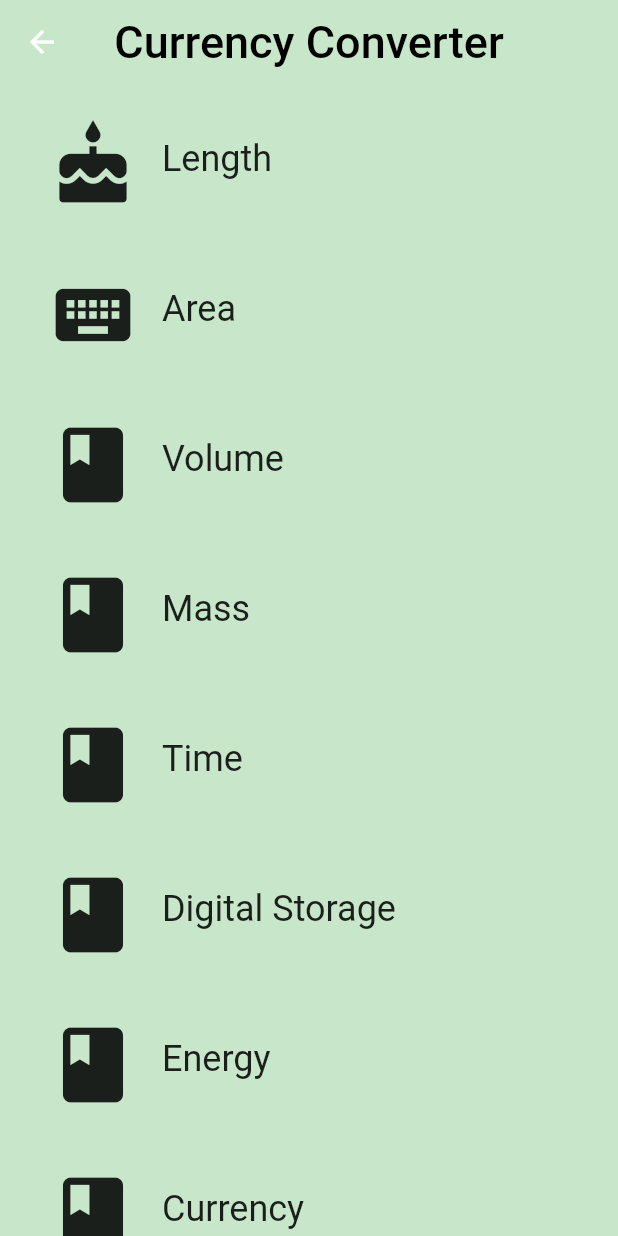
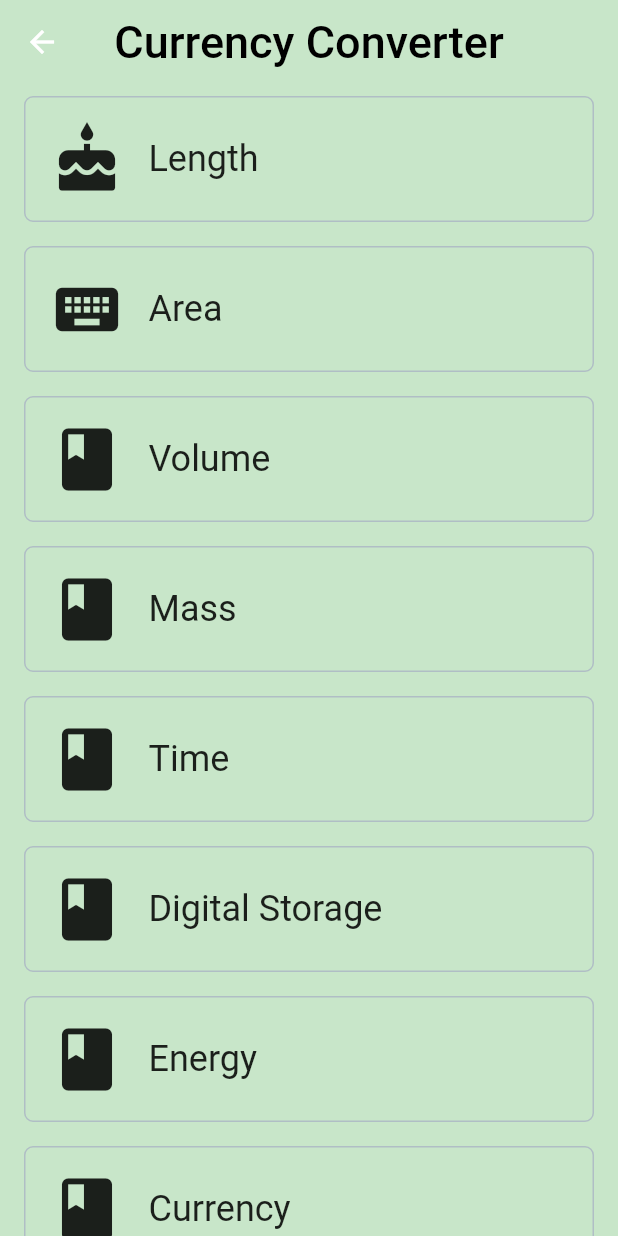
Before and after one commit to MosRos/flutter_udacity_course, a Flutter app: the CategoryRoute screen opened directly, on a phone screen of 412 x 824 dp. Run offline on Flutter 3.47's test engine with Material 2 defaults, Android fonts, the phone set to English and light mode, and no system bars.

Commit message:
* lesson 1 completed and refined * lesson 2 completed and customizd widget

```diff
--- /dev/null
+++ b/lib/2_category/category.dart
@@ -0,0 +1,18 @@
+import 'package:flutter/cupertino.dart';
+import 'package:flutter/material.dart';
+
+class Category {
+  final String name;
+  final ColorSwatch color;
+  final IconData iconLocation;
+
+  const Category({
+    Key key,
+    @required this.name,
+    @required this.color,
+    @required this.iconLocation
+  }) : assert(name != null),
+        assert(color != null),
+        assert(iconLocation != null),
+        super();
+}
--- /dev/null
+++ b/lib/2_category/category_widget.dart
@@ -0,0 +1,68 @@
+import 'package:flutter/cupertino.dart';
+import 'package:flutter/material.dart';
+import 'package:udacity_sample/2_category/category.dart';
+
+
+final _rowHeight = 100.0;
+final _borderRadius = BorderRadius.circular(6.0);
+
+class CategoryWidget extends StatelessWidget {
+  final Category category;
+
+  const CategoryWidget({
+    @required this.category
+  }) : assert(category != null);
+
+  @override
+  Widget build(BuildContext context) {
+    return Material(
+      color: Colors.transparent,
+      child: Container(
+        height: _rowHeight,
+        padding: EdgeInsets.all(8.0),
+        child: InkWell(
+          borderRadius: _borderRadius,
+          highlightColor: category.color,
+          splashColor: Colors.blueGrey[100],
+          customBorder: Border.all(color: Colors.blueGrey[200], width: 1.0, style: BorderStyle.solid),
+          onTap: () {
+            print('I Was Tapped');
+          },
+          child: Container(
+            decoration: BoxDecoration(
+              border: Border.all(color: Colors.blueGrey[200], width: 1.0, style: BorderStyle.solid),
+              borderRadius: BorderRadius.circular(6.0)
+            ),
+            padding: EdgeInsets.all(8.0),
+            child: Row(
+              crossAxisAlignment: CrossAxisAlignment.stretch,
+              children: <Widget>[
+                Padding(
+                  padding: EdgeInsets.fromLTRB(8.0, 8.0, 16.0, 8.0),
+                  child: Center(
+                    child: Icon(
+                      category.iconLocation,
+                      color: Theme.of(context).iconTheme.color,
+                      size: 50.0,
+                    ),
+                  ),
+                ),
+                Expanded(
+                  child: Container(
+                    alignment: Alignment.centerLeft,
+                    height: _rowHeight,
+                    child: Text(
+                      category.name,
+                      textAlign: TextAlign.center,
+                      style: TextStyle(fontSize: 24.0, fontStyle: FontStyle.normal, color: Colors.black87),
+                    ),
+                  ),
+                )
+              ],
+            ),
+          ),
+        ),
+      ),
+    );
+  }
+}
--- a/lib/category.dart
+++ /dev/null
@@ -1,65 +0,0 @@
-import 'package:flutter/cupertino.dart';
-import 'package:flutter/material.dart';
-
-
-final _rowHeight = 100.0;
-final _borderRadius = BorderRadius.circular(_rowHeight / 2);
-
-class Category extends StatelessWidget {
-
-  final String name;
-  final ColorSwatch color;
-  final IconData iconLocation;
-
-  const Category({
-    Key key,
-    @required this.name,
-    @required this.color,
-    @required this.iconLocation
-  }) : assert(name != null),
-        assert(color != null),
-        assert(iconLocation != null),
-        super();
-
-  @override
-  Widget build(BuildContext context) {
-    return Material(
-      color: Colors.transparent,
-      child: Container(
-        height: _rowHeight,
-        child: InkWell(
-          borderRadius: _borderRadius,
-          highlightColor: color,
-          splashColor: color,
-          onTap: () {
-            print('I was Tapped');
-          },
-          child: Padding(
-            padding: EdgeInsets.all(8.0),
-            child: Row(
-              crossAxisAlignment: CrossAxisAlignment.stretch,
-              children: <Widget>[
-                Padding(
-                  padding: EdgeInsets.all(16.0),
-                  child: Icon(
-                    iconLocation,
-                    size: 60.0,
-                  ),
-                ),
-                Center(
-                  child: Text(
-                    name,
-                    textAlign: TextAlign.center,
-                    style: Theme.of(context).textTheme.headline,
-                  ),
-                )
-              ],
-            ),
-          ),
-        ),
-      ),
-    );
-  }
-
-
-}
--- a/lib/category_route.dart
+++ b/lib/category_route.dart
@@ -2,7 +2,8 @@
 
 import 'package:flutter/cupertino.dart';
 import 'package:flutter/material.dart';
-import 'package:udacity_sample/category.dart';
+import 'package:udacity_sample/2_category/category.dart';
+import 'package:udacity_sample/2_category/category_widget.dart';
 
 
 final _backgroundColor = Colors.green[100];
@@ -50,10 +51,10 @@ class CategoryRoute extends StatelessWidget {
     final listView = ListView.builder(
         itemCount: _categoryNames.length,
         itemBuilder: (context, index) {
-          return Category(
-            name: _categoryNames[index],
-            color: _baseColors[index],
-            iconLocation: _icons[index],
+          return CategoryWidget(category:  new Category(
+              name: _categoryNames[index],
+              color: _baseColors[index],
+              iconLocation: _icons[index])
           );
         });
     final appBar = AppBar(
--- a/lib/input_currency.dart
+++ b/lib/input_currency.dart
@@ -48,7 +48,7 @@ class InputCurrencyState extends State<InputCurrency> {
   Unit _fromValue;
   Unit _toValue;
   double _inputValue = 0.0;
-  String _convertedValue;
+  String _convertedValue = "0.0";
   Unit selectedUnit = defaultUnits[0];
   List<DropdownMenuItem> _unitMenuItems;
   List<Unit> units = defaultUnits;
```
Also changed, not shown: lib/1_rectangle/rectangle.dart (added, +40 -0 lines), lib/2_category/simple_category_app.dart (added, +25 -0 lines), lib/main.dart (+3 -51 lines), lib/model/category.dart (added), 1 other file.
